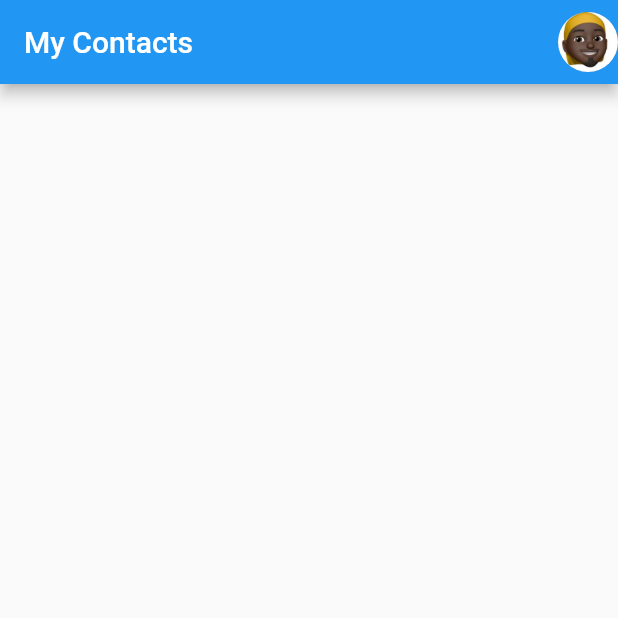
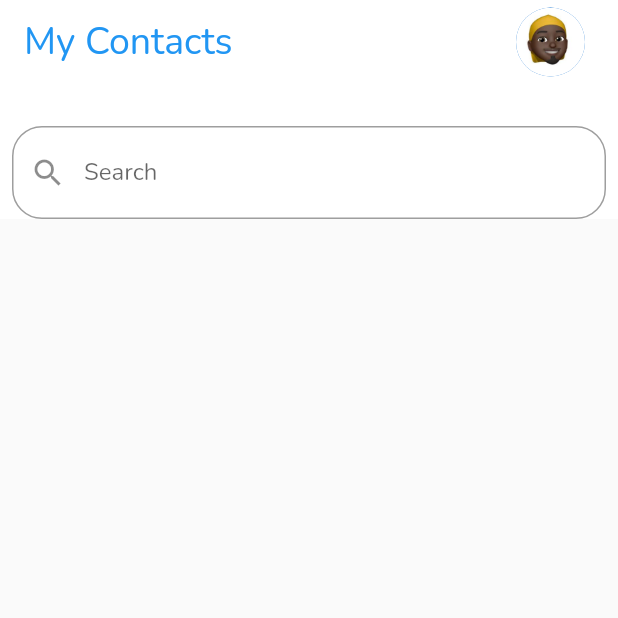
Before and after one commit to dicta-bee/contacts-app, a Flutter app: the screen it shows after launch, on a phone screen of 412 x 824 dp, the top half of it. Run offline on Flutter 3.47's test engine with Material 2 defaults, Android fonts, the phone set to English and light mode, and no system bars.

Commit message:
added a searchBar

```diff
--- a/lib/Screens/homeview.dart
+++ b/lib/Screens/homeview.dart
@@ -7,13 +7,38 @@ class HomeView extends StatelessWidget {
   Widget build(BuildContext context) {
     return Scaffold(
       appBar: AppBar(
-        title: const Text('My Contacts'),
-        actions: const [
-          CircleAvatar(
-            backgroundImage: AssetImage('assets/jay.jpg'),
-          )
-        ],
-      ),
+          title: Text(
+            'My Contacts',
+            style: TextStyle(
+                color: Theme.of(context).appBarTheme.toolbarTextStyle!.color,
+                fontSize: 25.0,
+                fontFamily: 'Nunito'),
+          ),
+          actions: const [
+            Padding(
+              padding: EdgeInsets.symmetric(horizontal: 20, vertical: 5),
+              child: CircleAvatar(
+                radius: 25,
+                backgroundImage: AssetImage('assets/jay.jpg'),
+              ),
+            )
+          ],
+          elevation: 0,
+          bottom: PreferredSize(
+            preferredSize: const Size.fromHeight(90),
+            child: Padding(
+              padding: const EdgeInsets.symmetric(horizontal: 8.0),
+              child: TextField(
+                decoration: InputDecoration(
+                    hintText: 'Search',
+                    prefixIcon: const Icon(Icons.search),
+                    border: OutlineInputBorder(
+                        borderRadius: BorderRadius.circular(20.0),
+                        borderSide: const BorderSide(
+                            width: 2.0, color: Color(0xFFfadf8e)))),
+              ),
+            ),
+          )),
     );
   }
 }
--- a/lib/main.dart
+++ b/lib/main.dart
@@ -11,8 +11,13 @@ class MyContactsApp extends StatelessWidget {
   @override
   Widget build(BuildContext context) {
     return MaterialApp(
+      debugShowCheckedModeBanner: false,
       title: 'contacts_app',
       theme: ThemeData(
+        fontFamily: 'Nunito',
+        appBarTheme: const AppBarTheme(
+            backgroundColor: Colors.white,
+            toolbarTextStyle: TextStyle(color: Colors.blue)),
         primaryColor: const Color.fromRGBO(142, 97, 232, 1),
       ),
       home: const HomeView(),
```
Also changed, not shown: pubspec.yaml (+5 -11 lines), fonts/Nunito-Regular.ttf (added).
